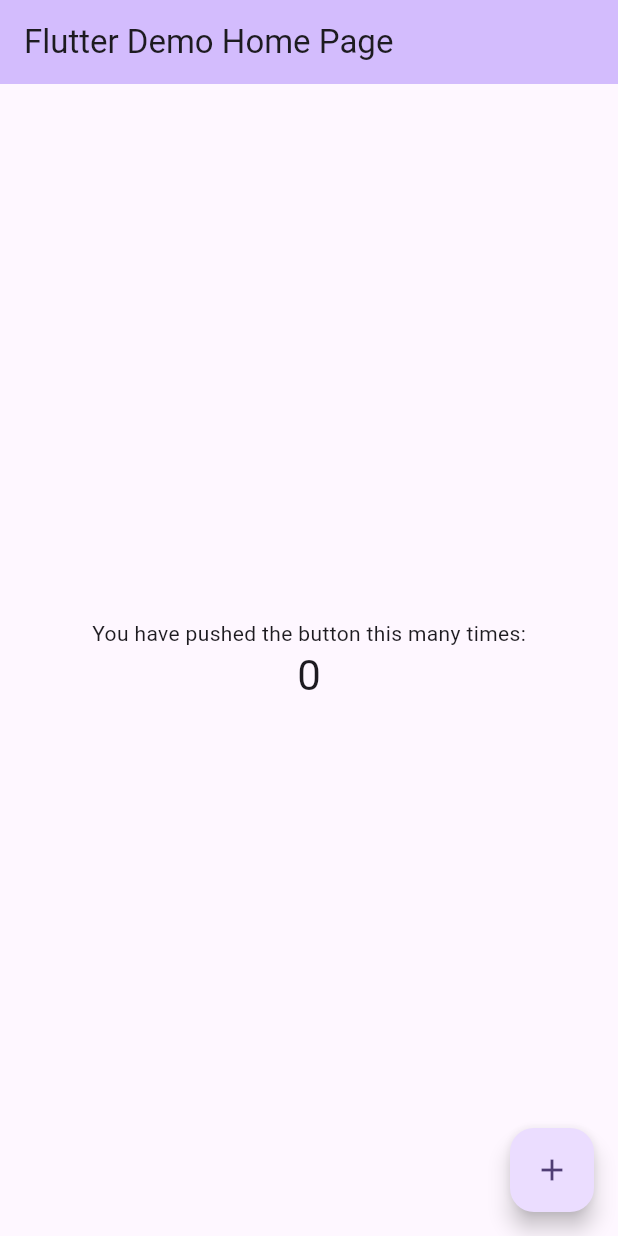
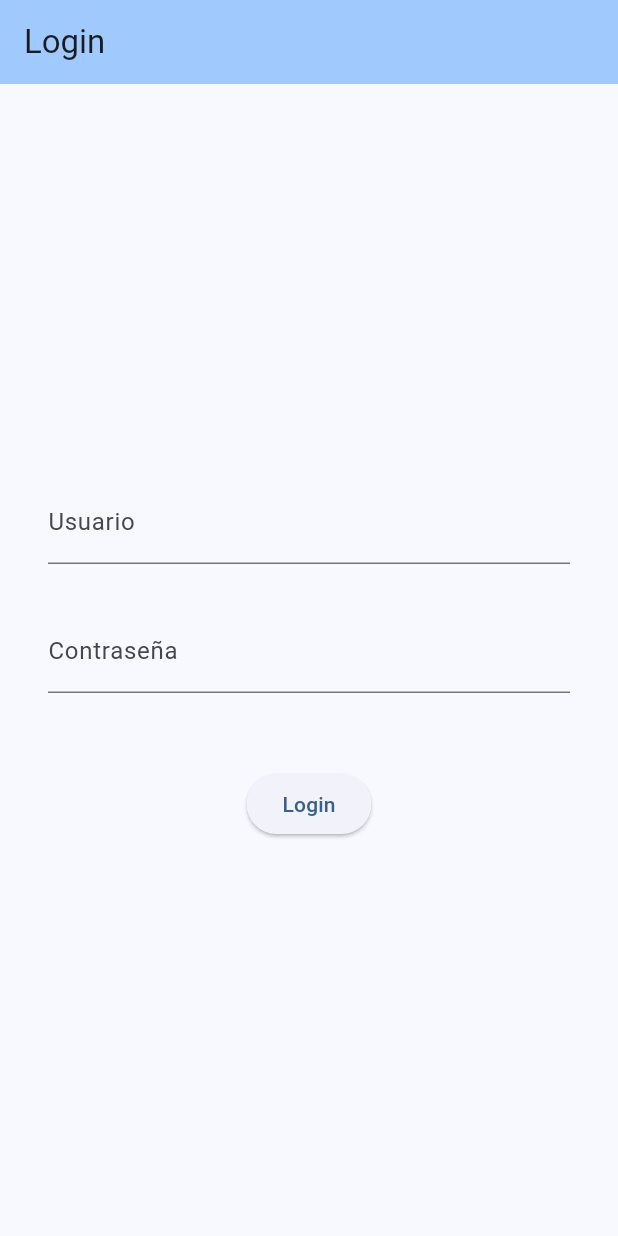
Before and after one commit to JavierKuri/ppi_flutter, a Flutter app: the screen it shows after launch, on a phone screen of 412 x 824 dp. Run offline on Flutter 3.47's test engine with Material 3 defaults, Android fonts, the phone set to English and light mode, and no system bars.

Commit message:
Added simple frotend for login

```diff
--- a/finalppi/lib/main.dart
+++ b/finalppi/lib/main.dart
@@ -6,48 +6,21 @@ void main() {
 
 class MyApp extends StatelessWidget {
   const MyApp({super.key});
-
-  // This widget is the root of your application.
   @override
   Widget build(BuildContext context) {
     return MaterialApp(
-      title: 'Flutter Demo',
+      title: 'PPI_Flutter',
       theme: ThemeData(
-        // This is the theme of your application.
-        //
-        // TRY THIS: Try running your application with "flutter run". You'll see
-        // the application has a purple toolbar. Then, without quitting the app,
-        // try changing the seedColor in the colorScheme below to Colors.green
-        // and then invoke "hot reload" (save your changes or press the "hot
-        // reload" button in a Flutter-supported IDE, or press "r" if you used
-        // the command line to start the app).
-        //
-        // Notice that the counter didn't reset back to zero; the application
-        // state is not lost during the reload. To reset the state, use hot
-        // restart instead.
-        //
-        // This works for code too, not just values: Most code changes can be
-        // tested with just a hot reload.
-        colorScheme: ColorScheme.fromSeed(seedColor: Colors.deepPurple),
+        colorScheme: ColorScheme.fromSeed(seedColor: Colors.blue),
         useMaterial3: true,
       ),
-      home: const MyHomePage(title: 'Flutter Demo Home Page'),
+      home: const MyHomePage(title: 'Login'),
     );
   }
 }
 
 class MyHomePage extends StatefulWidget {
   const MyHomePage({super.key, required this.title});
-
-  // This widget is the home page of your application. It is stateful, meaning
-  // that it has a State object (defined below) that contains fields that affect
-  // how it looks.
-
-  // This class is the configuration for the state. It holds the values (in this
-  // case the title) provided by the parent (in this case the App widget) and
-  // used by the build method of the State. Fields in a Widget subclass are
-  // always marked "final".
-
   final String title;
 
   @override
@@ -55,71 +28,37 @@ class MyHomePage extends StatefulWidget {
 }
 
 class _MyHomePageState extends State<MyHomePage> {
-  int _counter = 0;
-
-  void _incrementCounter() {
-    setState(() {
-      // This call to setState tells the Flutter framework that something has
-      // changed in this State, which causes it to rerun the build method below
-      // so that the display can reflect the updated values. If we changed
-      // _counter without calling setState(), then the build method would not be
-      // called again, and so nothing would appear to happen.
-      _counter++;
-    });
-  }
-
   @override
   Widget build(BuildContext context) {
-    // This method is rerun every time setState is called, for instance as done
-    // by the _incrementCounter method above.
-    //
-    // The Flutter framework has been optimized to make rerunning build methods
-    // fast, so that you can just rebuild anything that needs updating rather
-    // than having to individually change instances of widgets.
     return Scaffold(
       appBar: AppBar(
-        // TRY THIS: Try changing the color here to a specific color (to
-        // Colors.amber, perhaps?) and trigger a hot reload to see the AppBar
-        // change color while the other colors stay the same.
         backgroundColor: Theme.of(context).colorScheme.inversePrimary,
-        // Here we take the value from the MyHomePage object that was created by
-        // the App.build method, and use it to set our appbar title.
         title: Text(widget.title),
       ),
-      body: Center(
-        // Center is a layout widget. It takes a single child and positions it
-        // in the middle of the parent.
+      body: Padding(
+        padding: const EdgeInsets.all(32),
+        child:
+          Center(
             child: Column(
-          // Column is also a layout widget. It takes a list of children and
-          // arranges them vertically. By default, it sizes itself to fit its
-          // children horizontally, and tries to be as tall as its parent.
-          //
-          // Column has various properties to control how it sizes itself and
-          // how it positions its children. Here we use mainAxisAlignment to
-          // center the children vertically; the main axis here is the vertical
-          // axis because Columns are vertical (the cross axis would be
-          // horizontal).
-          //
-          // TRY THIS: Invoke "debug painting" (choose the "Toggle Debug Paint"
-          // action in the IDE, or press "p" in the console), to see the
-          // wireframe for each widget.
               mainAxisAlignment: MainAxisAlignment.center,
               children: <Widget>[
-            const Text(
-              'You have pushed the button this many times:',
+                TextField(
+                  decoration: InputDecoration(
+                    labelText: "Usuario"
                   ),
-            Text(
-              '$_counter',
-              style: Theme.of(context).textTheme.headlineMedium,
                 ),
+                const SizedBox(height: 30),
+                TextField(
+                  decoration: InputDecoration(
+                    labelText: "Contraseña"
+                  ),
+                ),
+                const SizedBox(height: 50),
+                ElevatedButton(onPressed: (){}, child: Text("Login"))
               ],
             ),
           ),
-      floatingActionButton: FloatingActionButton(
-        onPressed: _incrementCounter,
-        tooltip: 'Increment',
-        child: const Icon(Icons.add),
-      ), // This trailing comma makes auto-formatting nicer for build methods.
+      ),
     );
   }
 }
```
Lines whose indentation alone changed are shown as unchanged.
